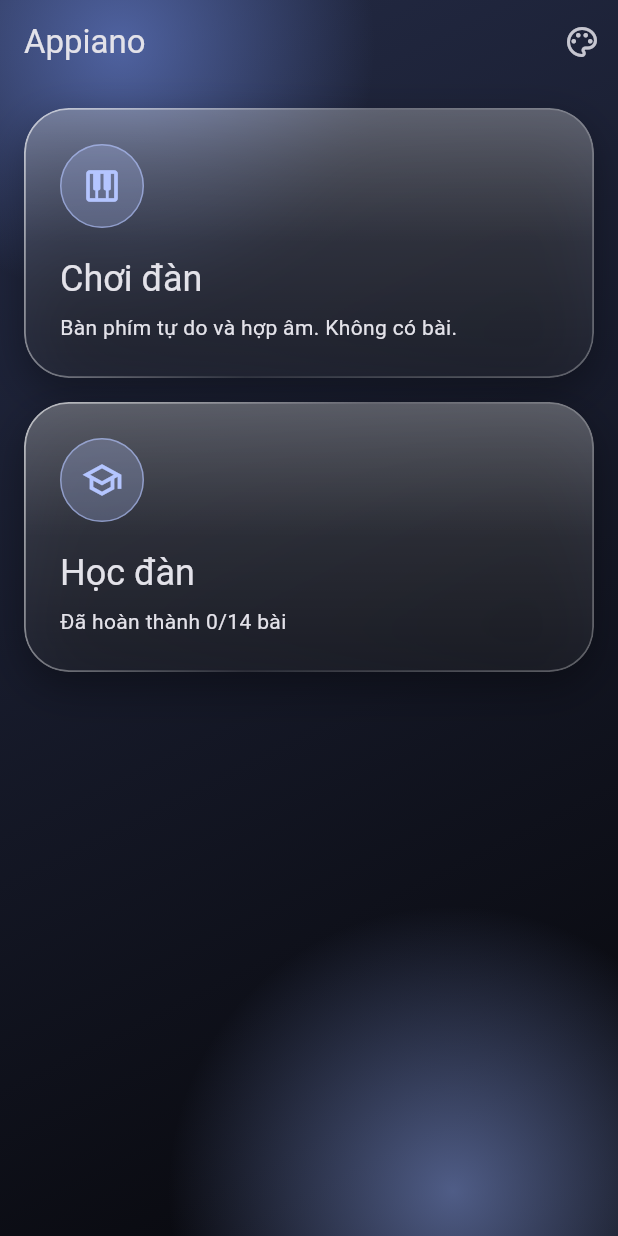
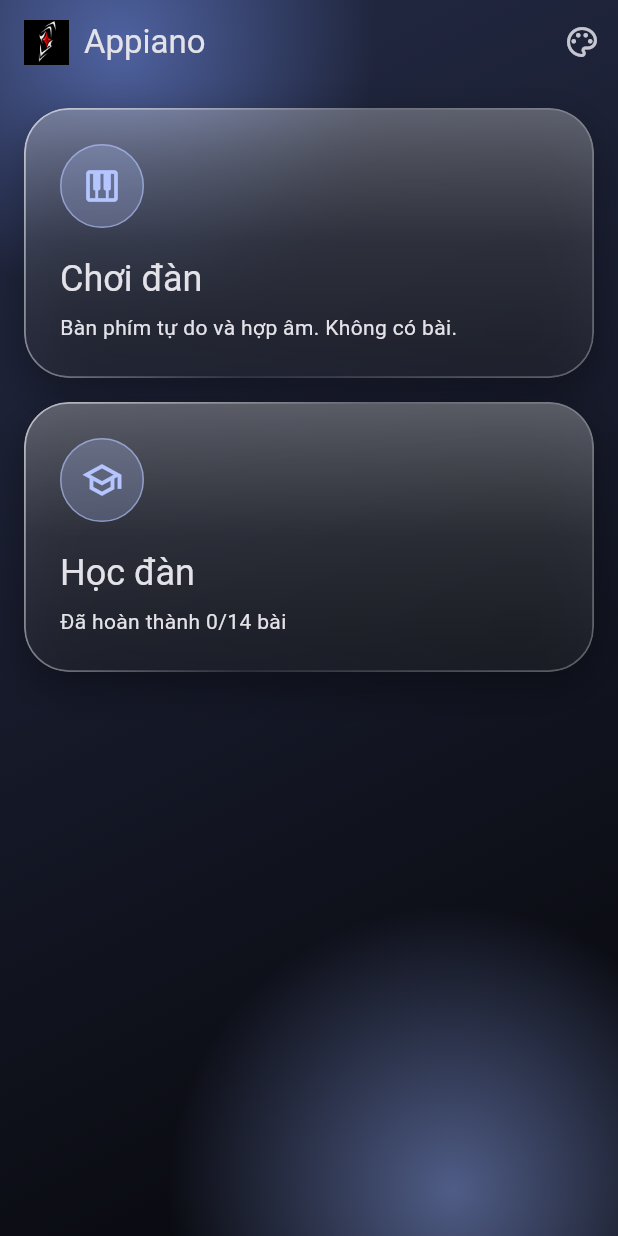
Before and after one commit to huunguyen4519-ship-it/Appiano, a Flutter app: the screen it shows after launch, on a phone screen of 412 x 824 dp. Run offline on Flutter 3.47's test engine with Material 3 defaults, Android fonts, the phone set to English and light mode, and no system bars; our stand-ins replace file_picker, shared_preferences; missing offline and left inert: flutter_soloud.

Commit message:
Add app logo to home bar and launcher icon
Co-Authored-By: Claude Haiku 5.5 <noreply@anthropic.com>
Claude-Session: https://claude.ai/code/session_011r57VxuGu9KL7sY8g2R8jk

```diff
--- a/lib/features/home/home_screen.dart
+++ b/lib/features/home/home_screen.dart
@@ -46,7 +46,18 @@ class _HomeScreenState extends State<HomeScreen> {
   Widget build(BuildContext context) {
     return Scaffold(
       appBar: GlassAppBar(
-        title: const Text('Appiano'),
+        title: const Row(
+          mainAxisSize: MainAxisSize.min,
+          children: [
+            Image(
+              image: AssetImage('assets/ui/logo.png'),
+              width: 30,
+              height: 30,
+            ),
+            SizedBox(width: 10),
+            Text('Appiano'),
+          ],
+        ),
         actions: [
           IconButton(
             tooltip: 'Cài đặt',
```
Also changed, not shown: assets/ui/logo.png (added), 1 other file.
